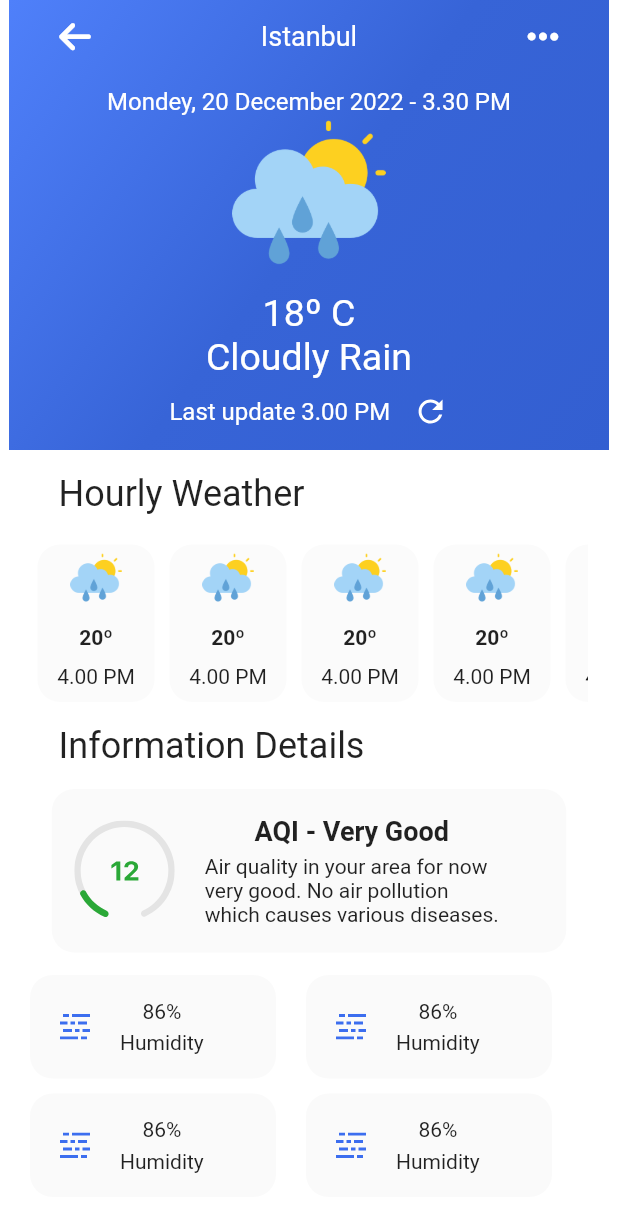
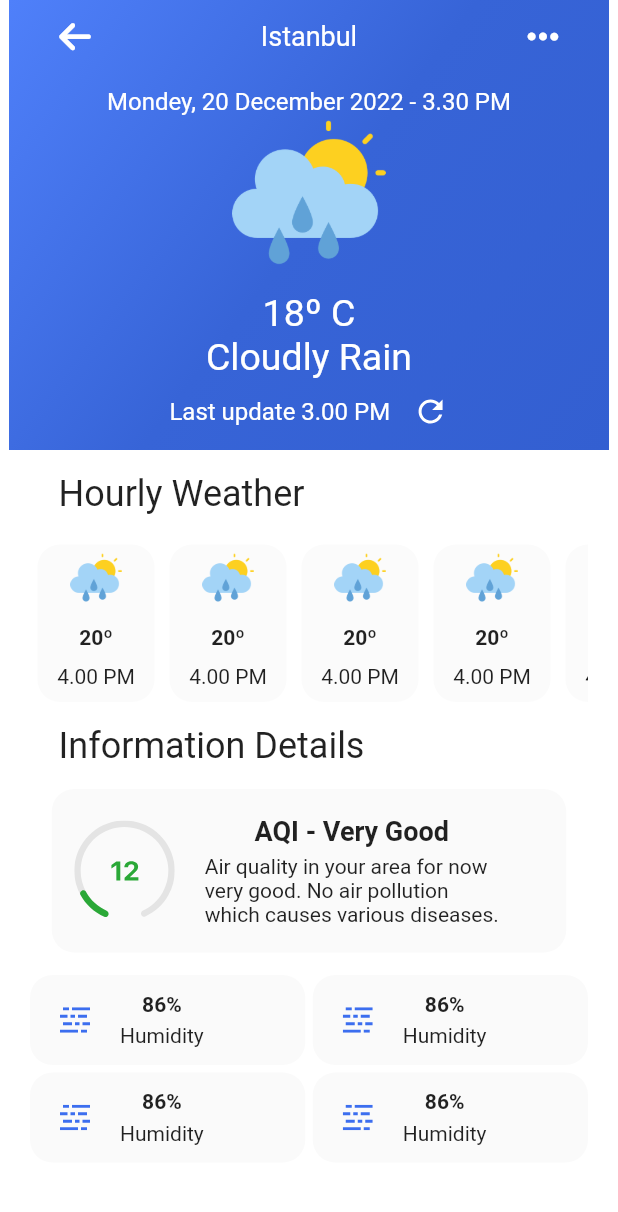
Before and after one commit to BerkayKaranfil/hava_durumu, a Flutter app: the WeatherDetailPage screen opened directly, on a phone screen of 412 x 824 dp. Shown: the top 1212 px of the screen. Run offline on Flutter 3.47's test engine with Material 2 defaults, Android fonts, the phone set to English and light mode, and no system bars; our stand-ins replace flutter_svg, font_awesome_flutter, responsive_sizer.

Commit message:
Tasarım son hali hazır.

```diff
--- a/lib/pages/weather_detail.dart
+++ b/lib/pages/weather_detail.dart
@@ -65,16 +65,18 @@ class _WeatherDetailPageState extends State<WeatherDetailPage> {
                   SizedBox(
                     height: 15,
                   ),
-                  /* SizedBox(
+                   SizedBox(
                     height: 200,
                       child: GridView.builder(
                     gridDelegate: SliverGridDelegateWithFixedCrossAxisCount(
                         crossAxisCount: 2, childAspectRatio: 1,
                         mainAxisSpacing: 5, crossAxisSpacing: 5,
+                        mainAxisExtent: 60
                         ),
+                        itemCount: 4,
                     itemBuilder: (context, index) => WeatherDetailWidget(),
-                  )), */
-                   Row(
+                  )),
+                   /* Row(
                     children: [
                       WeatherDetailWidget(),
                       SizedBox(
@@ -94,7 +96,7 @@ class _WeatherDetailPageState extends State<WeatherDetailPage> {
                       ),
                       WeatherDetailWidget(),
                     ],
-                  ),
+                  ), */
 
                 ],
               ),
--- a/lib/widgets/weather_widgets/weather_detail.dart
+++ b/lib/widgets/weather_widgets/weather_detail.dart
@@ -30,7 +30,7 @@ class WeatherDetailWidget extends StatelessWidget {
           Column(
             children: [
               Spacer(),
-              Text("86%"),
+              Text("86%",style: TextStyle(fontWeight: FontWeight.bold),),
               SizedBox(
                 height: 5,
               ),
```
